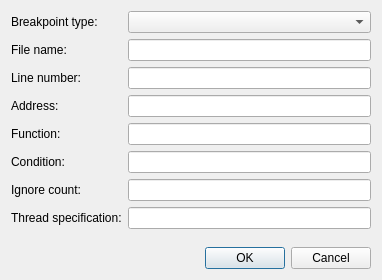
Before: the Qt Designer form src/plugins/debugger/breakpoint.ui in qt-creator/qt-creator, drawn with Qt 5.
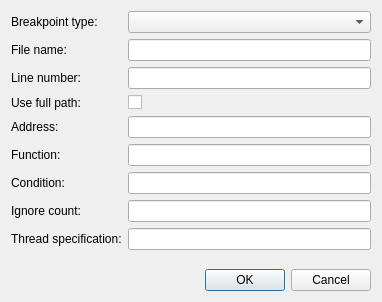
After: the same form once the commit is applied.

Commit message: debugger: add missing 'Use full path' toggle in recently added 'Add Breakpoints' dialog

Diff of the .ui file:
```diff
--- a/src/plugins/debugger/breakpoint.ui
+++ b/src/plugins/debugger/breakpoint.ui
@@ -7,7 +7,7 @@
     <x>0</x>
     <y>0</y>
     <width>382</width>
-    <height>280</height>
+    <height>302</height>
    </rect>
   </property>
   <property name="windowTitle">
@@ -46,56 +46,70 @@
      <item row="2" column="1">
       <widget class="QLineEdit" name="lineEditLineNumber"/>
      </item>
+     <item row="3" column="1">
+      <widget class="QCheckBox" name="checkBoxUseFullPath">
+       <property name="text">
+        <string/>
+       </property>
+      </widget>
+     </item>
+     <item row="3" column="0">
+      <widget class="QLabel" name="labelUseFullPath">
+       <property name="text">
+        <string>Use full path:</string>
+       </property>
+      </widget>
+     </item>
      <item row="4" column="0">
+      <widget class="QLabel" name="labelAddress">
+       <property name="text">
+        <string>Address:</string>
+       </property>
+      </widget>
+     </item>
+     <item row="4" column="1">
+      <widget class="QLineEdit" name="lineEditAddress"/>
+     </item>
+     <item row="5" column="0">
       <widget class="QLabel" name="labelFunction">
        <property name="text">
         <string>Function:</string>
        </property>
       </widget>
      </item>
-     <item row="4" column="1">
+     <item row="5" column="1">
       <widget class="QLineEdit" name="lineEditFunction"/>
      </item>
-     <item row="5" column="0">
+     <item row="6" column="0">
       <widget class="QLabel" name="labelCondition">
        <property name="text">
         <string>Condition:</string>
        </property>
       </widget>
      </item>
-     <item row="5" column="1">
+     <item row="6" column="1">
       <widget class="QLineEdit" name="lineEditCondition"/>
      </item>
-     <item row="6" column="0">
+     <item row="7" column="0">
       <widget class="QLabel" name="labelIgnoreCount">
        <property name="text">
         <string>Ignore count:</string>
        </property>
       </widget>
      </item>
-     <item row="6" column="1">
+     <item row="7" column="1">
       <widget class="QLineEdit" name="lineEditIgnoreCount"/>
      </item>
-     <item row="7" column="0">
+     <item row="8" column="0">
       <widget class="QLabel" name="labelThreadSpec">
        <property name="text">
         <string>Thread specification:</string>
        </property>
       </widget>
      </item>
-     <item row="7" column="1">
+     <item row="8" column="1">
       <widget class="QLineEdit" name="lineEditThreadSpec"/>
      </item>
-     <item row="3" column="0">
-      <widget class="QLabel" name="labelAddress">
-       <property name="text">
-        <string>Address:</string>
-       </property>
-      </widget>
-     </item>
-     <item row="3" column="1">
-      <widget class="QLineEdit" name="lineEditAddress"/>
-     </item>
     </layout>
    </item>
    <item>
```
The commit also changes 7 other files.
